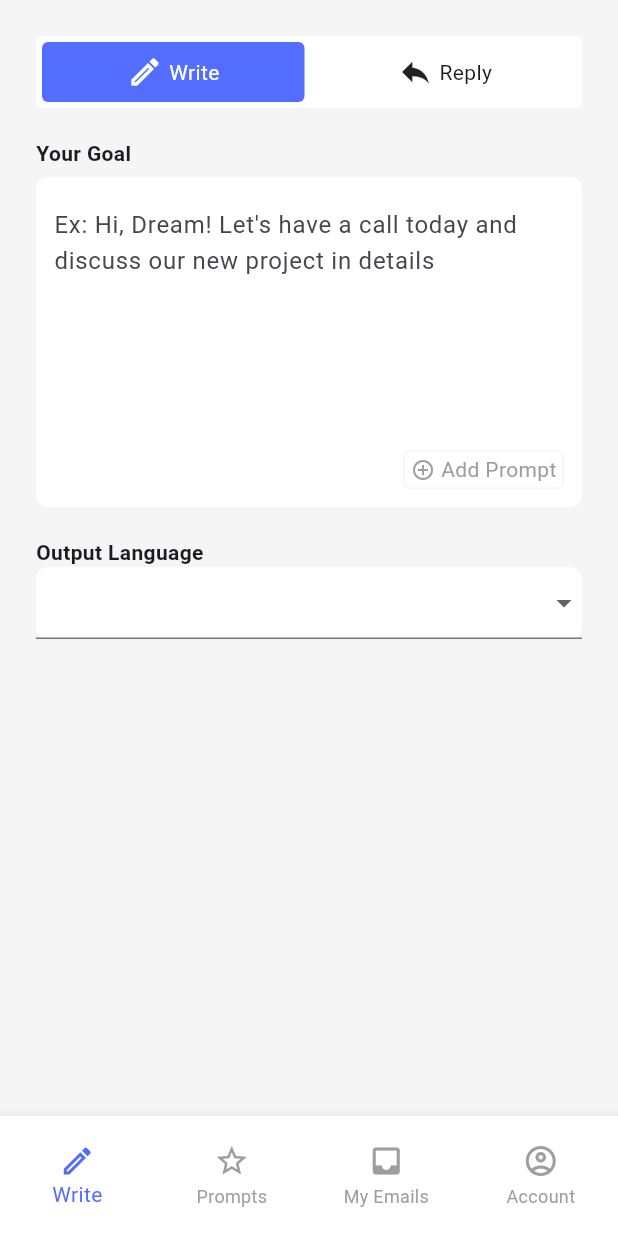
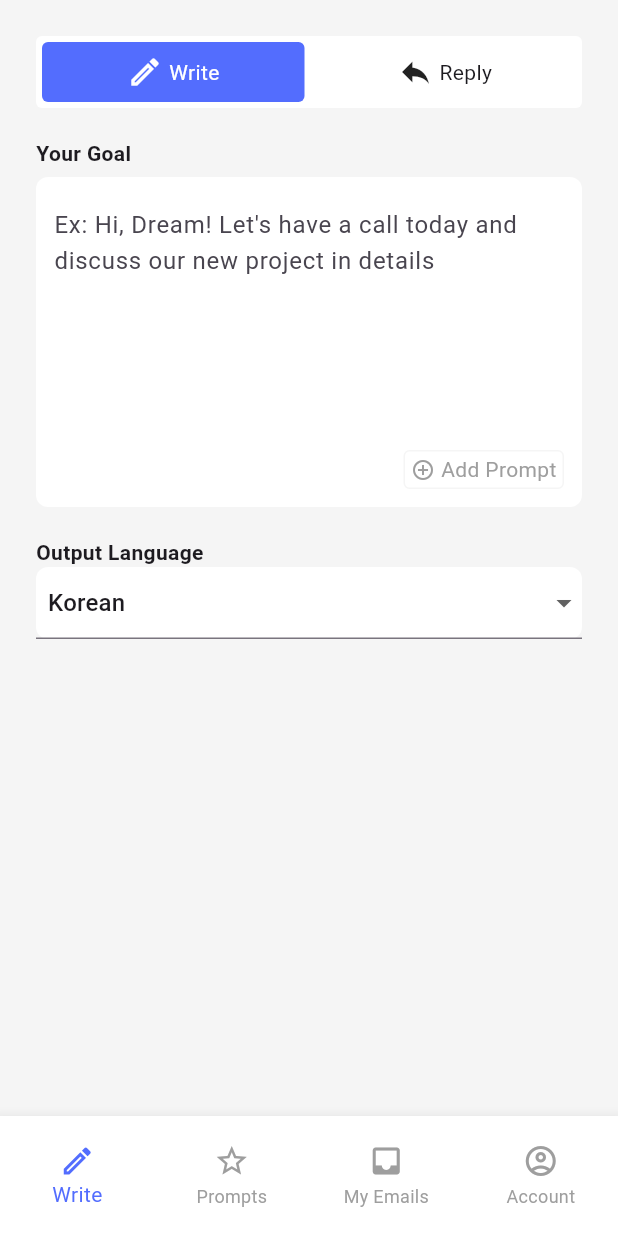
Before and after one commit to JAICHANGPARK/flutter_notebook_chapter_39, a Flutter app: the DraftBotHomePage screen opened directly, on a phone screen of 412 x 824 dp. Run offline on Flutter 3.47's test engine with Material 3 defaults, Android fonts, the phone set to English and light mode, and no system bars; our stand-ins replace gap.

Commit message:
Update draft_bot_home_page.dart

```diff
--- a/lib/ep1959_draft_bot_app/views/draft_bot_home_page.dart
+++ b/lib/ep1959_draft_bot_app/views/draft_bot_home_page.dart
@@ -147,12 +147,16 @@ class _DraftBotHomePageState extends State<DraftBotHomePage> {
                 child: DropdownButtonFormField<String>(
                   dropdownColor: Colors.white,
                   value: "Korean",
+                  padding: EdgeInsets.symmetric(
+                    horizontal: 8,
+                    vertical: 4,
+                  ),
                   items: [
-
                     DropdownMenuItem(
                       child: Text(
                         "Korean",
                       ),
+                      value: "Korean",
                     ),
                     DropdownMenuItem(
                       child: Text(
```
